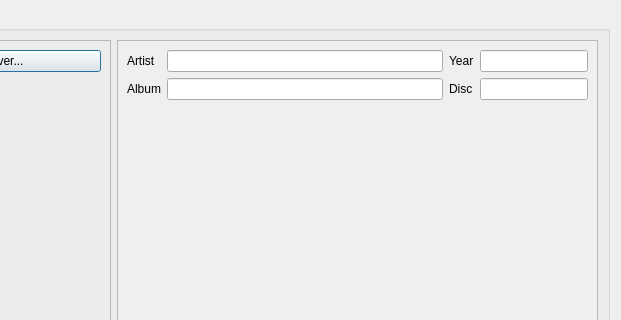
This is src/ui/cdinfo.ui in vanzin/fripper as Qt 5 draws it before an edit; both pictures show x 153 to 774 and y 0 to 320 of the 774 by 699 pixel window. The edited form follows.
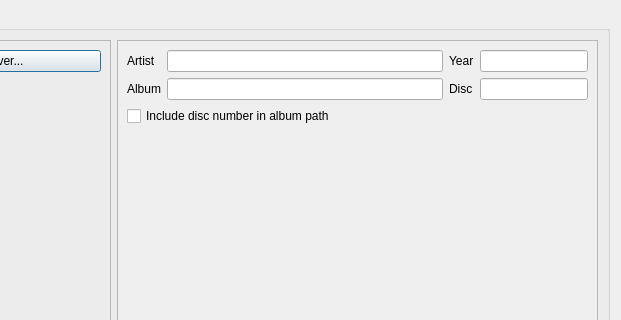
This is the edited form.

Commit message: Save UI state; add check box for multi-disc releases.

```diff
--- a/src/ui/cdinfo.ui
+++ b/src/ui/cdinfo.ui
@@ -149,6 +149,13 @@
             </item>
            </layout>
           </item>
+          <item>
+           <widget class="QCheckBox" name="cbMultiDisc">
+            <property name="text">
+             <string>Include disc number in album path</string>
+            </property>
+           </widget>
+          </item>
           <item>
            <spacer name="verticalSpacer_2">
             <property name="orientation">
```
The commit also changes 5 other files.
